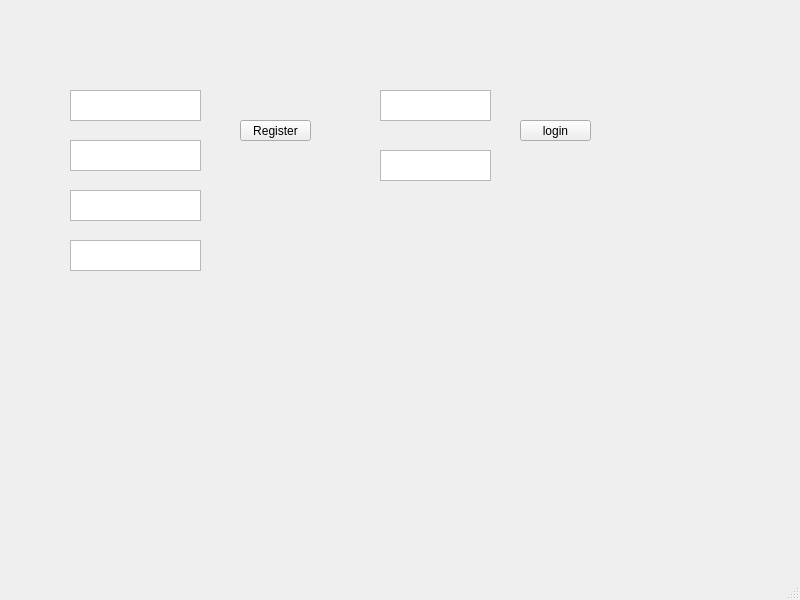
This is campus_local/mainwindow.ui in superman0l/campus as Qt 5 draws it before an edit. The edited form follows.
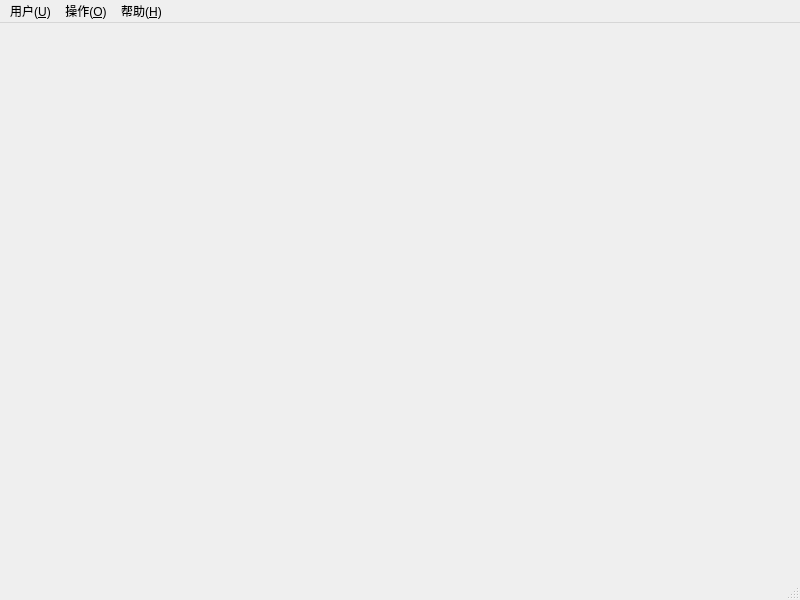
This is the edited form.

Commit message: 更改了登录时的用户ui界面

```diff
--- a/campus_local/mainwindow.ui
+++ b/campus_local/mainwindow.ui
@@ -13,103 +13,38 @@
   <property name="windowTitle">
    <string>MainWindow</string>
   </property>
-  <widget class="QWidget" name="centralwidget">
-   <widget class="QTextEdit" name="rgs_id">
-    <property name="geometry">
-     <rect>
-      <x>70</x>
-      <y>90</y>
-      <width>131</width>
-      <height>31</height>
-     </rect>
-    </property>
-   </widget>
-   <widget class="QTextEdit" name="rgs_pswd">
-    <property name="geometry">
-     <rect>
-      <x>70</x>
-      <y>140</y>
-      <width>131</width>
-      <height>31</height>
-     </rect>
-    </property>
-   </widget>
-   <widget class="QPushButton" name="Register">
-    <property name="geometry">
-     <rect>
-      <x>240</x>
-      <y>120</y>
-      <width>71</width>
-      <height>21</height>
-     </rect>
-    </property>
-    <property name="text">
-     <string>Register</string>
-    </property>
-   </widget>
-   <widget class="QTextEdit" name="rgs_name">
-    <property name="geometry">
-     <rect>
-      <x>70</x>
-      <y>190</y>
-      <width>131</width>
-      <height>31</height>
-     </rect>
-    </property>
-   </widget>
-   <widget class="QTextEdit" name="rgs_class">
-    <property name="geometry">
-     <rect>
-      <x>70</x>
-      <y>240</y>
-      <width>131</width>
-      <height>31</height>
-     </rect>
-    </property>
-   </widget>
-   <widget class="QTextEdit" name="login_id">
-    <property name="geometry">
-     <rect>
-      <x>380</x>
-      <y>90</y>
-      <width>111</width>
-      <height>31</height>
-     </rect>
-    </property>
-   </widget>
-   <widget class="QTextEdit" name="login_pswd">
-    <property name="geometry">
-     <rect>
-      <x>380</x>
-      <y>150</y>
-      <width>111</width>
-      <height>31</height>
-     </rect>
-    </property>
-   </widget>
-   <widget class="QPushButton" name="login">
-    <property name="geometry">
-     <rect>
-      <x>520</x>
-      <y>120</y>
-      <width>71</width>
-      <height>21</height>
-     </rect>
-    </property>
-    <property name="text">
-     <string>login</string>
-    </property>
-   </widget>
-  </widget>
+  <widget class="QWidget" name="centralwidget"/>
   <widget class="QMenuBar" name="menubar">
    <property name="geometry">
     <rect>
      <x>0</x>
      <y>0</y>
      <width>800</width>
-     <height>17</height>
+     <height>25</height>
     </rect>
    </property>
+   <widget class="QMenu" name="menu_H">
+    <property name="title">
+     <string>帮助(&amp;H)</string>
+    </property>
+    <addaction name="action_w"/>
+   </widget>
+   <widget class="QMenu" name="menu_O">
+    <property name="title">
+     <string>操作(&amp;O)</string>
+    </property>
+    <addaction name="action_X"/>
+   </widget>
+   <widget class="QMenu" name="menu_U">
+    <property name="title">
+     <string>用户(&amp;U)</string>
+    </property>
+    <addaction name="action_S"/>
+    <addaction name="action_E"/>
+   </widget>
+   <addaction name="menu_U"/>
+   <addaction name="menu_O"/>
+   <addaction name="menu_H"/>
   </widget>
   <widget class="QStatusBar" name="statusbar"/>
  </widget>
```
Left out of the diff: 41 changed lines with no effect on the pictures. The commit also changes 10 other files.
